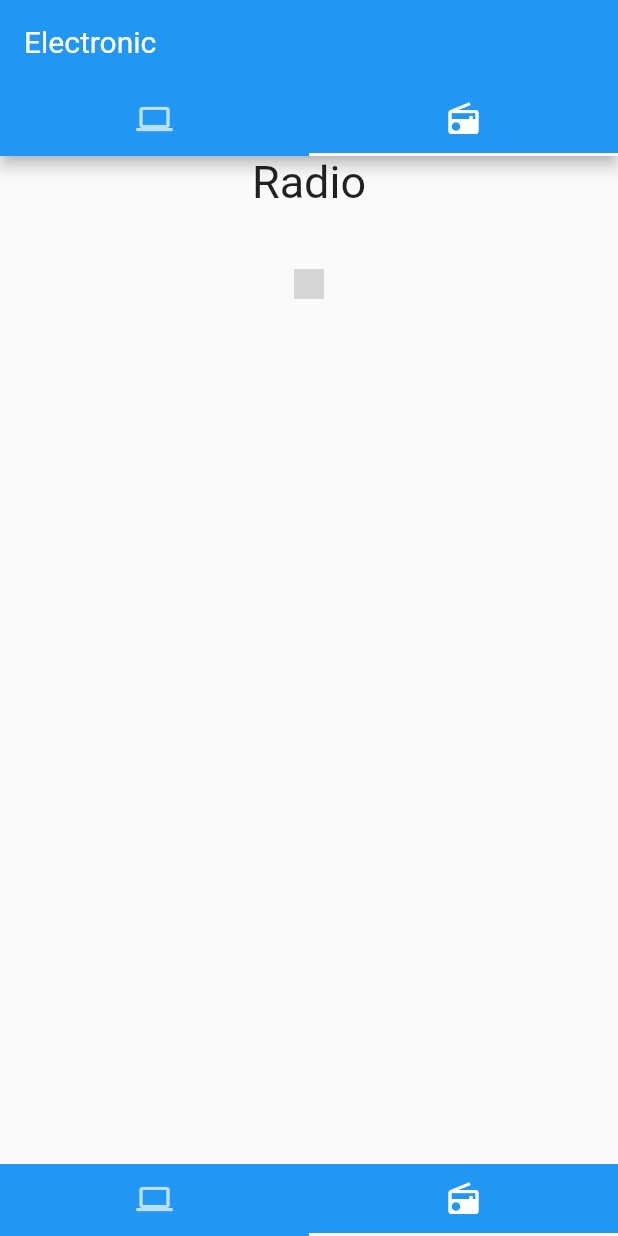
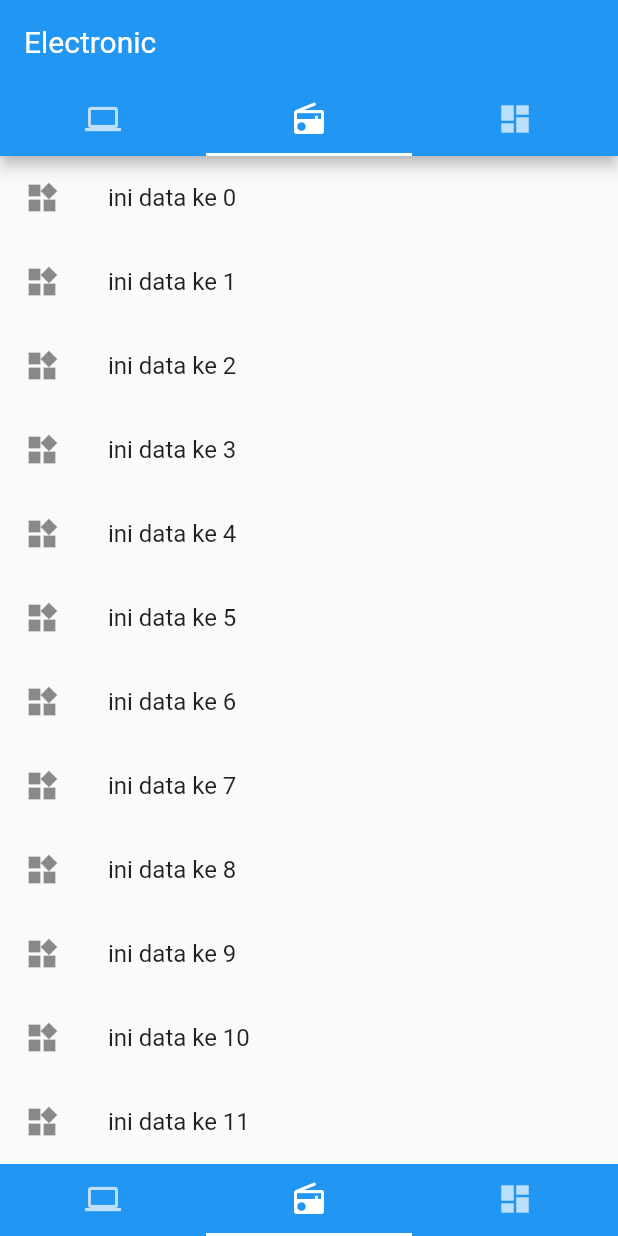
Before and after one commit to blanc08/basic-flutter, a Flutter app: the screen it shows after launch, tab 2 chosen, on a phone screen of 412 x 824 dp. Run offline on Flutter 3.47's test engine with Material 2 defaults, Android fonts, the phone set to English and light mode, and no system bars; network calls fail; grey boxes are pictures that could not be loaded.

```diff
--- a/lib/main.dart
+++ b/lib/main.dart
@@ -1,10 +1,11 @@
 import 'package:basic_flutter/computer_view.dart';
+import 'package:basic_flutter/dashboard_view.dart';
 import 'package:basic_flutter/radio_view.dart';
 import 'package:flutter/material.dart';
 
 void main() {
   runApp(
-    MaterialApp(
+    const MaterialApp(
       debugShowCheckedModeBanner: false,
       home: Home(),
       title: 'Navigation',
@@ -13,6 +14,8 @@ void main() {
 }
 
 class Home extends StatefulWidget {
+  const Home({super.key});
+
   @override
   State<Home> createState() => _HomeState();
 }
@@ -22,7 +25,7 @@ class _HomeState extends State<Home> with SingleTickerProviderStateMixin {
 
   @override
   void initState() {
-    controller = TabController(length: 2, vsync: this);
+    controller = TabController(length: 3, vsync: this);
     super.initState();
   }
 
@@ -32,6 +35,7 @@ class _HomeState extends State<Home> with SingleTickerProviderStateMixin {
     super.dispose();
   }
 
+  @override
   Widget build(BuildContext context) {
     return Scaffold(
       appBar: AppBar(
@@ -45,14 +49,20 @@ class _HomeState extends State<Home> with SingleTickerProviderStateMixin {
             Tab(
               icon: Icon(Icons.radio),
             ),
+            Tab(
+              icon: Icon(Icons.dashboard),
+            ),
           ],
         ),
       ),
       body: TabBarView(
         controller: controller,
-        children: const [
-          ComputerView(),
-          RadioView(),
+        children: [
+          const ComputerView(),
+          RadioView(
+            data: List<String>.generate(300, (index) => "ini data ke $index"),
+          ),
+          const DashboardView(),
         ],
       ),
       bottomNavigationBar: Material(
@@ -65,6 +75,9 @@ class _HomeState extends State<Home> with SingleTickerProviderStateMixin {
             ),
             Tab(
               icon: Icon(Icons.radio),
+            ),
+            Tab(
+              icon: Icon(Icons.dashboard),
             ),
           ],
         ),
--- a/lib/radio_view.dart
+++ b/lib/radio_view.dart
@@ -1,27 +1,20 @@
 import 'package:flutter/material.dart';
 
 class RadioView extends StatelessWidget {
-  const RadioView({super.key});
+  final List<String> data;
+  const RadioView({super.key, required this.data});
 
   @override
   Widget build(BuildContext context) {
     return Container(
-      child: Center(
-        child: Column(
-          children: const <Widget>[
-            Text(
-              "Radio",
-              style: TextStyle(fontSize: 30.0),
-            ),
-            Padding(padding: EdgeInsets.all(20.0)),
-            Image(
-              image: NetworkImage(
-                  "http://sc04.alicdn.com/kf/H82fafd9d69ea4d8fa57804b43f797a9ci.jpg"),
-              width: 20.0,
-            )
-          ],
-        ),
-      ),
-    );
+        child: ListView.builder(
+      itemCount: data.length,
+      itemBuilder: (context, index) {
+        return ListTile(
+          leading: const Icon(Icons.widgets),
+          title: Text(data[index]),
+        );
+      },
+    ));
   }
 }
--- a/pubspec.yaml
+++ b/pubspec.yaml
@@ -36,6 +36,7 @@ dependencies:
   # The following adds the Cupertino Icons font to your application.
   # Use with the CupertinoIcons class for iOS style icons.
   cupertino_icons: ^1.0.2
+  http: ^0.13.5
 
 dev_dependencies:
   flutter_test:
```
Also changed, not shown: lib/dashboard_view.dart (added, +49 -0 lines), pubspec.lock.
